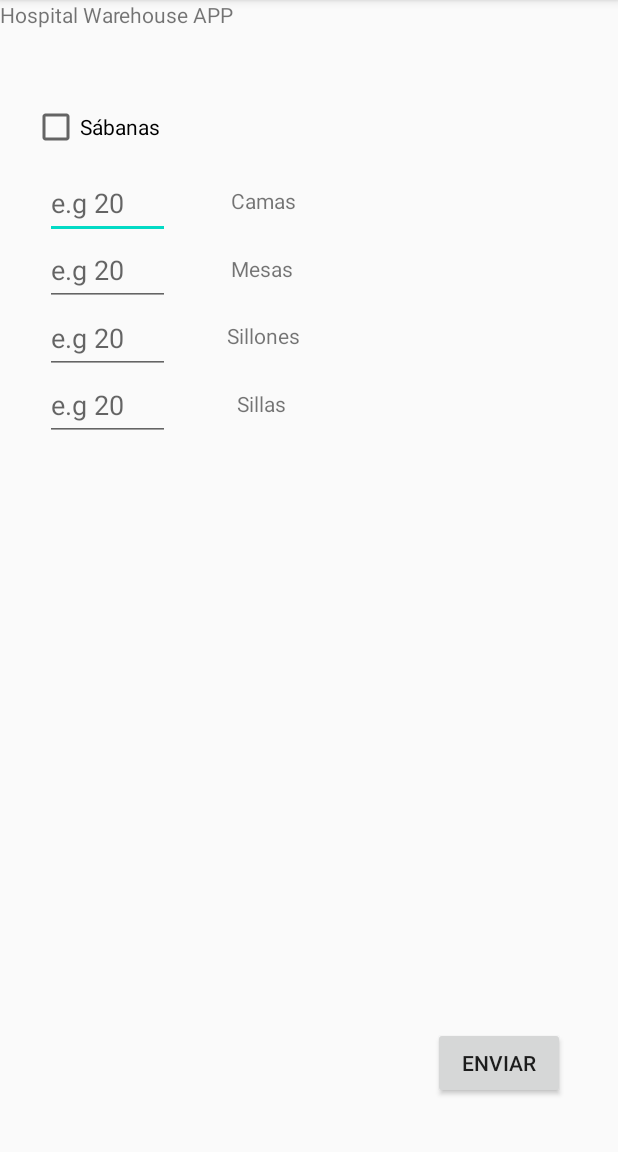
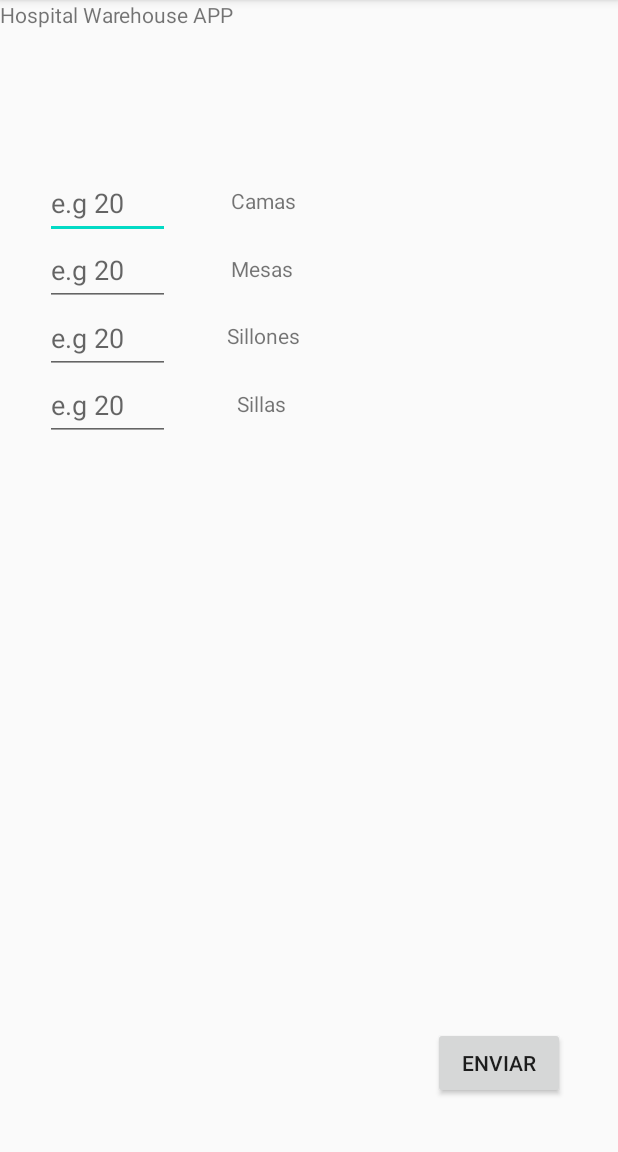
Before and after one commit to anachavel1/SSII-ST7, an Android app: the screen it shows after launch (MainActivity), after a tap on "ENVIAR", on a phone screen of 412 x 824 dp, the part 84-1236 px from its top. Run offline under Robolectric (Android 15) with nearby library versions, the phone set to English and light mode, and no system bars.

Commit message:
Update
Signed-off-by: Rafael Garcia Ruiz <llerrak@hotmail.com>

```diff
--- a/MyApplication/app/src/main/java/com/example/myapplication/MainActivity.java
+++ b/MyApplication/app/src/main/java/com/example/myapplication/MainActivity.java
@@ -16,6 +16,7 @@ public class MainActivity extends AppCompatActivity {
 
     // Setup Server information
     protected static String server = "192.168.1.133";
+    //10.0.2.1
     protected static int port = 7070;
 
     @Override
@@ -39,23 +40,52 @@ public class MainActivity extends AppCompatActivity {
 
     // Creación de un cuadro de dialogo para confirmar pedido
     private void showDialog() throws Resources.NotFoundException {
-        CheckBox sabanas = (CheckBox) findViewById(R.id.checkBox_sabanas);
 
         EditText ncamas = (EditText) findViewById(R.id.ncamas);
         EditText nmesas = (EditText) findViewById(R.id.nmesas);
         EditText nsillas = (EditText) findViewById(R.id.nsillas);
         EditText nsillones = (EditText) findViewById(R.id.nsillones);
 
-        Integer camas = Integer.valueOf(ncamas.getText().toString());
-        Integer mesas = Integer.valueOf(nmesas.getText().toString());
-        Integer sillas = Integer.valueOf(nsillas.getText().toString());
-        Integer sillones = Integer.valueOf(nsillones.getText().toString());
+
+        String txcamas = ncamas.getText().toString();
+        String txmesas = nmesas.getText().toString();
+        String txsillas = nsillas.getText().toString();
+        String txsillones = nsillones.getText().toString();
+
+        if (txcamas.matches("")) {
+            txcamas = "0";
+        }
+        if (txmesas.matches("")) {
+            txmesas = "0";
+        }
+        if (txsillas.matches("")) {
+            txsillas = "0";
+        }
+        if (txsillones.matches("")) {
+            txsillones = "0";
+        }
+
+        Integer camas = Integer.valueOf(txcamas);
+        Integer mesas = Integer.valueOf(txmesas);
+        Integer sillas = Integer.valueOf(txsillas);
+        Integer sillones = Integer.valueOf(txsillones);
 
 
-        if (!sabanas.isChecked()) {
+        if (camas >= 300 ||
+                mesas >= 300 ||
+                sillas >= 300 ||
+                sillones >= 300) {
             // Mostramos un mensaje emergente;
             Toast.makeText(getApplicationContext(), "Selecciona una cantidad entre 0 y 300", Toast.LENGTH_SHORT).show();
-        } else {
+        }
+        if (camas == 0 &&
+                mesas == 0 &&
+                sillas == 0 &&
+                sillones == 0) {
+            Toast.makeText(getApplicationContext(), "El pedido no puede estar vacío", Toast.LENGTH_SHORT).show();
+
+
+        }else {
             new AlertDialog.Builder(this)
                     .setTitle("Enviar")
                     .setMessage("Se va a proceder al envio")
--- a/MyApplication/app/src/main/res/layout/activity_main.xml
+++ b/MyApplication/app/src/main/res/layout/activity_main.xml
@@ -129,17 +129,4 @@
         android:layout_marginEnd="35dp"
         android:layout_marginBottom="35dp" />
 
-    <CheckBox
-        android:id="@+id/checkBox_sabanas"
-        android:layout_width="wrap_content"
-        android:layout_height="48dp"
-        android:layout_alignParentLeft="true"
-        android:layout_alignParentStart="true"
-        android:layout_below="@+id/textView"
-        android:layout_marginLeft="21dp"
-        android:layout_marginStart="21dp"
-        android:layout_marginTop="41dp"
-        android:checked="false"
-        android:text="Sábanas" />
-
 </RelativeLayout>
```
